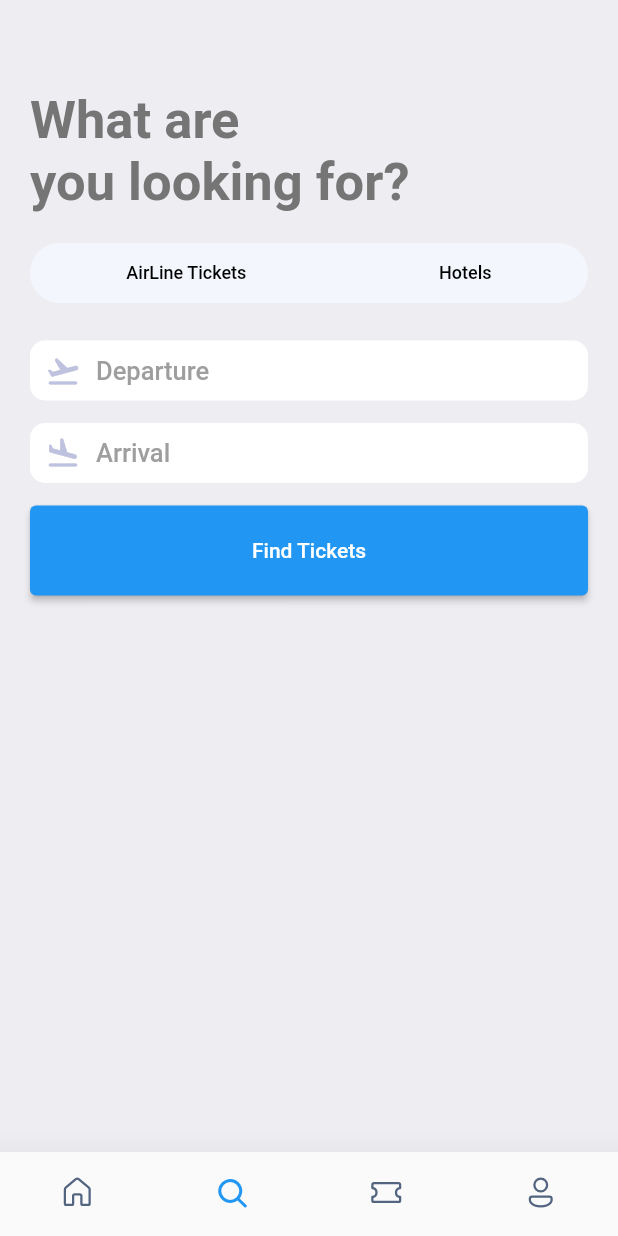
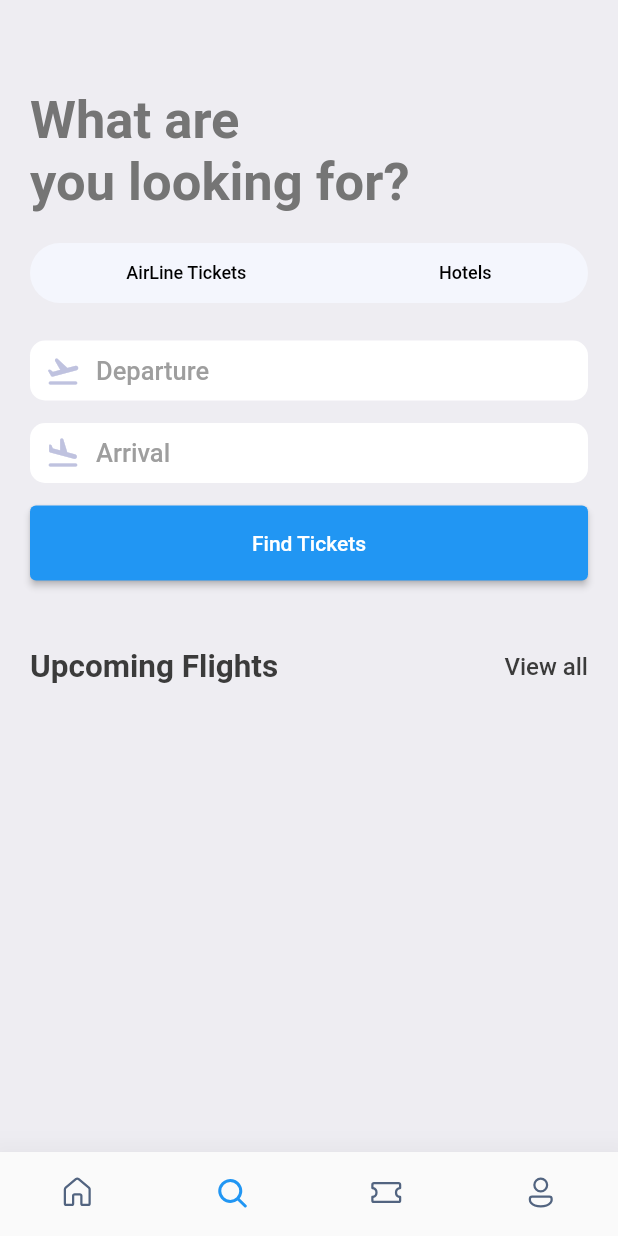
Before and after one commit to Willan0/ticket_aeroplane, a Flutter app: the screen it shows after launch, item 2 of the bottom bar chosen, on a phone screen of 412 x 824 dp. Run offline on Flutter 3.47's test engine with Material 2 defaults, Android fonts, the phone set to English and light mode, and no system bars; our stand-ins replace fluentui_icons, gap, get.

Commit message:
ticket_aeroplane

```diff
--- a/lib/screen/search_screen.dart
+++ b/lib/screen/search_screen.dart
@@ -49,12 +49,23 @@ class Search extends StatelessWidget {
           const AppIconText(icon:Icons.flight_land_rounded ,  text: "Arrival"),
           Gap(AppLayout.getHeight(15)),
           Container(
-              height: AppLayout.getHeight(60),
+              height: AppLayout.getHeight(50),
               decoration: BoxDecoration(
-                borderRadius: BorderRadius.circular(10)
+                borderRadius: BorderRadius.circular(15),
               ),
               child: ElevatedButton(onPressed: (){}, child: const Text("Find Tickets"))
-          )
+          ),
+          Gap(AppLayout.getHeight(35)),
+          Container(
+            margin: EdgeInsets.symmetric(vertical: AppLayout.getHeight(10)),
+            child: Row(
+              mainAxisAlignment: MainAxisAlignment.spaceBetween,
+              children:  [
+                Text("Upcoming Flights",style: Style.headingLineStyle2,),
+                InkWell(onTap: (){},child: Text('View all',style: Style.textStyle,))
+              ],
+            ),
+          ),
         ],
       ),
     );
--- a/lib/screen/search_text.dart
+++ b/lib/screen/search_text.dart
@@ -25,7 +25,7 @@ class AppIconText extends StatelessWidget {
           Gap(AppLayout.getWidth(10)),
           Icon(icon,color: const Color(0xffbfc2df),),
           Gap(AppLayout.getWidth(10)),
-          Text(text,style: Style.headingLineStyle3,)
+          Text(text,style: Style.headingLineStyle3,),
         ],
       ),
     );
```
